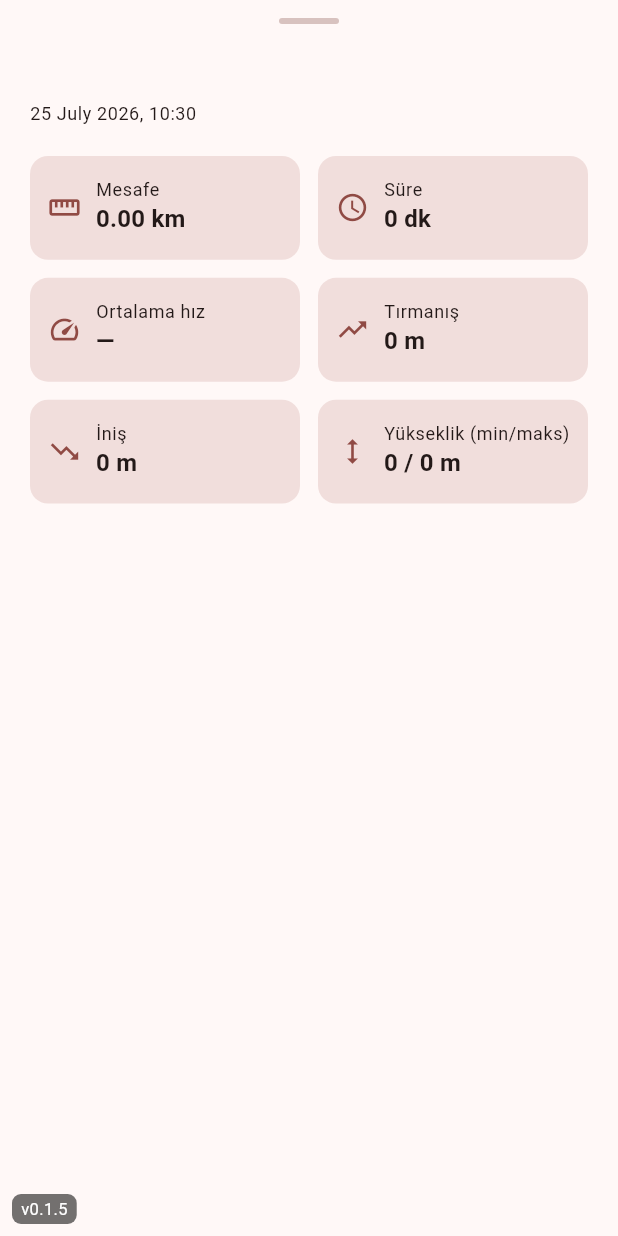
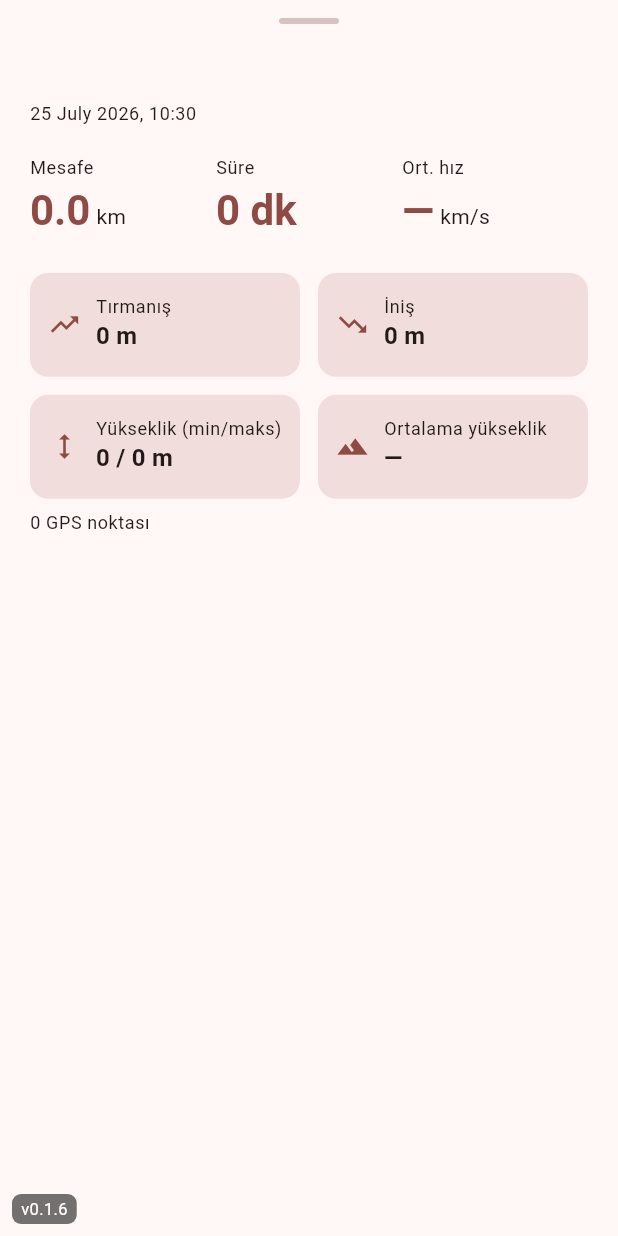
Before and after one commit to alid67-git/RideAtlas, a Flutter app: the AnalysisSheet widget shown alone on an empty page, opened directly with empty values, on a phone screen of 412 x 824 dp. Run offline on Flutter 3.47's test engine with Material 3 defaults, Android fonts, the phone set to English and light mode, and no system bars; our stand-ins replace file_picker, flutter_map, hive, hive_flutter, latlong2, share_plus; missing offline and left inert: gpx; accounts and stored records are empty.

Commit message:
Fix blank map tiles on web and make the analysis panel more visual
tile.openstreetmap.org doesn't send CORS headers, which silently
breaks image loading in Flutter Web's canvas-based renderer (the
route line still drew fine since it's vector, but the basemap stayed
blank). Switched to CARTO's raster tiles, which support cross-origin
loading.

Also reworked the analysis sheet: three large headline stats
(distance/duration/avg speed) and the elevation chart now show above
the fold, with the secondary stat grid below - previously the chart
was the last thing on the page and needed scrolling to reach.

```diff
--- a/lib/build_info.dart
+++ b/lib/build_info.dart
@@ -1,8 +1,9 @@
 /// Bumped by hand on every push so the running build can be eyeballed on
 /// screen (Chrome tabs / dev servers can otherwise silently serve stale JS).
-const String kAppBuildLabel = 'v0.1.5';
+const String kAppBuildLabel = 'v0.1.6';
 
 /// Shown once, in a dialog, the first time this build label is seen.
 const String kAppBuildNote =
-    'Harita artık tüm ekranı kaplıyor (önceki sürümde üstte küçük kalıyordu). '
-    'Büyük GPX dosyaları için depolama ayrıca iyileştirildi.';
+    'Harita karoları artık yükleniyor (web\'de CORS sorunu veren OSM sunucusu yerine '
+    'CARTO kullanılıyor). Analiz paneli yeniden düzenlendi: büyük özet sayılar ve '
+    'yükseklik grafiği artık en üstte, daha görsel.';
--- a/lib/screens/analysis_sheet.dart
+++ b/lib/screens/analysis_sheet.dart
@@ -21,11 +21,12 @@ class AnalysisSheet extends StatelessWidget {
     final avgElevation = profile.isEmpty
         ? null
         : profile.map((s) => s.elevation).reduce((a, b) => a + b) / profile.length;
+    final theme = Theme.of(context);
 
     return DraggableScrollableSheet(
-      initialChildSize: 0.6,
-      minChildSize: 0.35,
-      maxChildSize: 0.92,
+      initialChildSize: 0.8,
+      minChildSize: 0.4,
+      maxChildSize: 0.95,
       expand: false,
       builder: (context, scrollController) {
         return SingleChildScrollView(
@@ -40,18 +41,63 @@ class AnalysisSheet extends StatelessWidget {
                   height: 4,
                   margin: const EdgeInsets.only(bottom: 16),
                   decoration: BoxDecoration(
-                    color: Theme.of(context).colorScheme.outlineVariant,
+                    color: theme.colorScheme.outlineVariant,
                     borderRadius: BorderRadius.circular(2),
                   ),
                 ),
               ),
-              Text(route.name, style: Theme.of(context).textTheme.headlineSmall),
+              Text(route.name, style: theme.textTheme.headlineSmall),
               const SizedBox(height: 4),
               Text(
                 DateFormat('d MMMM yyyy, HH:mm').format(route.importedAt),
-                style: Theme.of(context).textTheme.bodySmall,
+                style: theme.textTheme.bodySmall,
               ),
               const SizedBox(height: 20),
+              Row(
+                children: [
+                  Expanded(
+                    child: _HeroStat(
+                      label: 'Mesafe',
+                      value: route.distanceKm.toStringAsFixed(1),
+                      unit: 'km',
+                    ),
+                  ),
+                  Expanded(
+                    child: _HeroStat(
+                      label: 'Süre',
+                      value: route.duration == null ? '—' : _formatDuration(route.duration!),
+                      unit: '',
+                    ),
+                  ),
+                  Expanded(
+                    child: _HeroStat(
+                      label: 'Ort. hız',
+                      value: route.averageSpeedKmh?.toStringAsFixed(0) ?? '—',
+                      unit: 'km/s',
+                    ),
+                  ),
+                ],
+              ),
+              if (profile.length > 1) ...[
+                const SizedBox(height: 24),
+                Row(
+                  children: [
+                    Icon(Icons.show_chart, size: 18, color: theme.colorScheme.primary),
+                    const SizedBox(width: 6),
+                    Text('Yükseklik profili', style: theme.textTheme.titleMedium),
+                  ],
+                ),
+                const SizedBox(height: 12),
+                Container(
+                  padding: const EdgeInsets.fromLTRB(8, 16, 16, 8),
+                  decoration: BoxDecoration(
+                    color: theme.colorScheme.surfaceContainerHighest,
+                    borderRadius: BorderRadius.circular(16),
+                  ),
+                  child: SizedBox(height: 200, child: _ElevationChart(samples: profile)),
+                ),
+              ],
+              const SizedBox(height: 24),
               GridView.count(
                 crossAxisCount: 2,
                 shrinkWrap: true,
@@ -60,19 +106,6 @@ class AnalysisSheet extends StatelessWidget {
                 crossAxisSpacing: 12,
                 childAspectRatio: 2.6,
                 children: [
-                  _StatCard(icon: Icons.straighten, label: 'Mesafe', value: '${route.distanceKm.toStringAsFixed(2)} km'),
-                  _StatCard(
-                    icon: Icons.schedule,
-                    label: 'Süre',
-                    value: route.duration == null ? '—' : _formatDuration(route.duration!),
-                  ),
-                  _StatCard(
-                    icon: Icons.speed,
-                    label: 'Ortalama hız',
-                    value: route.averageSpeedKmh == null
-                        ? '—'
-                        : '${route.averageSpeedKmh!.toStringAsFixed(1)} km/s',
-                  ),
                   _StatCard(
                     icon: Icons.trending_up,
                     label: 'Tırmanış',
@@ -90,21 +123,18 @@ class AnalysisSheet extends StatelessWidget {
                         ? '—'
                         : '${route.minElevation!.round()} / ${route.maxElevation!.round()} m',
                   ),
+                  _StatCard(
+                    icon: Icons.landscape,
+                    label: 'Ortalama yükseklik',
+                    value: avgElevation == null ? '—' : '${avgElevation.round()} m',
+                  ),
                 ],
               ),
-              if (avgElevation != null) ...[
-                const SizedBox(height: 8),
-                Text(
-                  'Ortalama yükseklik: ${avgElevation.round()} m  •  ${route.pointCount} nokta',
-                  style: Theme.of(context).textTheme.bodySmall,
-                ),
-              ],
-              if (profile.length > 1) ...[
-                const SizedBox(height: 24),
-                Text('Yükseklik profili', style: Theme.of(context).textTheme.titleMedium),
-                const SizedBox(height: 12),
-                SizedBox(height: 200, child: _ElevationChart(samples: profile)),
-              ],
+              const SizedBox(height: 8),
+              Text(
+                '${route.pointCount} GPS noktası',
+                style: theme.textTheme.bodySmall,
+              ),
             ],
           ),
         );
@@ -117,6 +147,45 @@ class AnalysisSheet extends StatelessWidget {
     final m = d.inMinutes % 60;
     if (h > 0) return '$h sa $m dk';
     return '$m dk';
+  }
+}
+
+class _HeroStat extends StatelessWidget {
+  const _HeroStat({required this.label, required this.value, required this.unit});
+
+  final String label;
+  final String value;
+  final String unit;
+
+  @override
+  Widget build(BuildContext context) {
+    final theme = Theme.of(context);
+    return Column(
+      crossAxisAlignment: CrossAxisAlignment.start,
+      children: [
+        Text(label, style: theme.textTheme.bodySmall),
+        const SizedBox(height: 2),
+        Wrap(
+          crossAxisAlignment: WrapCrossAlignment.end,
+          children: [
+            Text(
+              value,
+              style: theme.textTheme.headlineMedium?.copyWith(
+                fontWeight: FontWeight.w700,
+                color: theme.colorScheme.primary,
+              ),
+            ),
+            if (unit.isNotEmpty) ...[
+              const SizedBox(width: 4),
+              Padding(
+                padding: const EdgeInsets.only(bottom: 4),
+                child: Text(unit, style: theme.textTheme.bodyMedium),
+              ),
+            ],
+          ],
+        ),
+      ],
+    );
   }
 }
 
--- a/lib/screens/map_screen.dart
+++ b/lib/screens/map_screen.dart
@@ -171,8 +171,10 @@ class _RouteMapScreenState extends State<RouteMapScreen> {
       ),
       children: [
         TileLayer(
-          urlTemplate: 'https://tile.openstreetmap.org/{z}/{x}/{y}.png',
+          urlTemplate: 'https://{s}.basemaps.cartocdn.com/rastertiles/voyager/{z}/{x}/{y}{r}.png',
+          subdomains: const ['a', 'b', 'c', 'd'],
           userAgentPackageName: 'com.rideatlas.app',
+          maxNativeZoom: 20,
         ),
         PolylineLayer(
           polylines: [
@@ -206,7 +208,10 @@ class _RouteMapScreenState extends State<RouteMapScreen> {
           ],
         ),
         const RichAttributionWidget(
-          attributions: [TextSourceAttribution('OpenStreetMap katkıda bulunanlar')],
+          attributions: [
+            TextSourceAttribution('OpenStreetMap katkıda bulunanlar'),
+            TextSourceAttribution('CARTO'),
+          ],
         ),
       ],
     );
```
